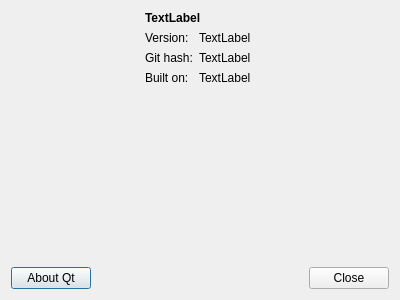
mirko796/joviva, file src/jiaboutdlg.ui: the form before one commit.
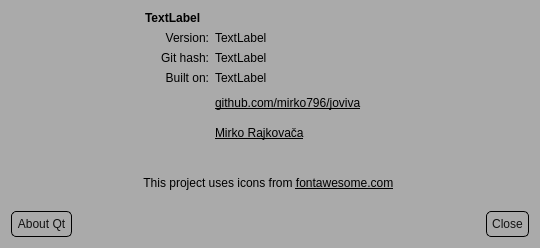
The form after the commit. Icons and pictures are not drawn.

Commit message: - polished about dialog

What changed in the file:
```diff
--- a/src/jiaboutdlg.ui
+++ b/src/jiaboutdlg.ui
@@ -6,40 +6,80 @@
    <rect>
     <x>0</x>
     <y>0</y>
-    <width>400</width>
-    <height>300</height>
+    <width>540</width>
+    <height>248</height>
    </rect>
   </property>
   <property name="windowTitle">
    <string>Dialog</string>
   </property>
+  <property name="styleSheet">
+   <string notr="true">QDialog  {
+background-color: rgb(170, 170, 170);
+}
+
+QLabel, QPushButton {
+color:black;
+}
+
+QPushButton {
+    color: rgb(18, 18, 18);
+    border: 1px solid black; /* Add a dark gray border with 1px width */
+    background-color: rgb(170, 170, 170);
+    border-radius: 5px; /* Set the desired radius for rounded corners */
+    padding: 5px;
+}
+
+QPushButton:hover {
+    background-color: rgba(255, 255, 255, 0.5);  /* Set semi-transparent white background on hover */
+}
+
+QPushButton:checked {
+    background-color: rgba(255, 255, 255, 0.7);
+}
+
+</string>
+  </property>
   <layout class="QVBoxLayout" name="verticalLayout">
    <item>
     <layout class="QHBoxLayout" name="horizontalLayout">
+     <property name="bottomMargin">
+      <number>10</number>
+     </property>
      <item>
-      <widget class="QLabel" name="label">
-       <property name="minimumSize">
-        <size>
-         <width>128</width>
-         <height>128</height>
-        </size>
+      <layout class="QVBoxLayout" name="verticalLayout_2">
+       <property name="leftMargin">
+        <number>0</number>
        </property>
-       <property name="maximumSize">
-        <size>
-         <width>128</width>
-         <height>128</height>
-        </size>
+       <property name="topMargin">
+        <number>0</number>
        </property>
-       <property name="text">
-        <string/>
-       </property>
-       <property name="pixmap">
-        <pixmap resource="../rsrc/images.qrc">:/app-icon.png</pixmap>
-       </property>
-       <property name="scaledContents">
-        <bool>true</bool>
-       </property>
-      </widget>
+       <item>
+        <widget class="QLabel" name="label">
+         <property name="minimumSize">
+          <size>
+           <width>128</width>
+           <height>128</height>
+          </size>
+         </property>
+         <property name="maximumSize">
+          <size>
+           <width>128</width>
+           <height>128</height>
+          </size>
+         </property>
+         <property name="text">
+          <string/>
+         </property>
+         <property name="pixmap">
+          <pixmap resource="../rsrc/images.qrc">:/app-icon.png</pixmap>
+         </property>
+         <property name="scaledContents">
+          <bool>true</bool>
+         </property>
+        </widget>
+       </item>
+      </layout>
      </item>
      <item>
       <layout class="QGridLayout" name="gridLayout">
@@ -55,16 +95,12 @@
          <property name="text">
           <string>Git hash:</string>
          </property>
-        </widget>
-       </item>
-       <item row="3" column="0">
-        <widget class="QLabel" name="label_5">
-         <property name="text">
-          <string>Built on:</string>
+         <property name="alignment">
+          <set>Qt::AlignRight|Qt::AlignTrailing|Qt::AlignVCenter</set>
          </property>
         </widget>
        </item>
-       <item row="4" column="1">
+       <item row="6" column="1">
         <spacer name="verticalSpacer">
          <property name="orientation">
           <enum>Qt::Vertical</enum>
@@ -77,6 +113,28 @@
          </property>
         </spacer>
        </item>
+       <item row="3" column="0">
+        <widget class="QLabel" name="label_5">
+         <property name="text">
+          <string>Built on:</string>
+         </property>
+         <property name="alignment">
+          <set>Qt::AlignRight|Qt::AlignTrailing|Qt::AlignVCenter</set>
+         </property>
+        </widget>
+       </item>
+       <item row="0" column="0" colspan="2">
+        <widget class="QLabel" name="lbl_title">
+         <property name="font">
+          <font>
+           <bold>true</bold>
+          </font>
+         </property>
+         <property name="text">
+          <string>TextLabel</string>
+         </property>
+        </widget>
+       </item>
        <item row="2" column="1">
         <widget class="QLabel" name="lbl_hash">
          <property name="text">
@@ -84,11 +142,62 @@
          </property>
         </widget>
        </item>
+       <item row="4" column="0">
+        <layout class="QHBoxLayout" name="horizontalLayout_3">
+         <property name="topMargin">
+          <number>0</number>
+         </property>
+         <item>
+          <spacer name="horizontalSpacer_3">
+           <property name="orientation">
+            <enum>Qt::Horizontal</enum>
+           </property>
+           <property name="sizeHint" stdset="0">
+            <size>
+             <width>40</width>
+             <height>20</height>
+            </size>
+           </property>
+          </spacer>
+         </item>
+         <item>
+          <widget class="QLabel" name="label_2">
+           <property name="minimumSize">
+            <size>
+             <width>24</width>
+             <height>24</height>
+            </size>
+           </property>
+           <property name="maximumSize">
+            <size>
+             <width>24</width>
+             <height>24</height>
+            </size>
+           </property>
+           <property name="text">
+            <string/>
+           </property>
+           <property name="pixmap">
+            <pixmap resource="../rsrc/images.qrc">:/github-icon.png</pixmap>
+           </property>
+           <property name="scaledContents">
+            <bool>true</bool>
+           </property>
+           <property name="alignment">
+            <set>Qt::AlignRight|Qt::AlignTrailing|Qt::AlignVCenter</set>
+           </property>
+          </widget>
+         </item>
+        </layout>
+       </item>
        <item row="1" column="0">
         <widget class="QLabel" name="label_3">
          <property name="text">
           <string>Version:</string>
          </property>
+         <property name="alignment">
+          <set>Qt::AlignRight|Qt::AlignTrailing|Qt::AlignVCenter</set>
+         </property>
         </widget>
        </item>
        <item row="1" column="1">
@@ -98,15 +207,77 @@
          </property>
         </widget>
        </item>
-       <item row="0" column="0" colspan="2">
-        <widget class="QLabel" name="lbl_title">
-         <property name="font">
-          <font>
-           <bold>true</bold>
-          </font>
+       <item row="5" column="0">
+        <layout class="QHBoxLayout" name="horizontalLayout_5">
+         <property name="topMargin">
+          <number>0</number>
          </property>
+         <item>
+          <spacer name="horizontalSpacer_5">
+           <property name="orientation">
+            <enum>Qt::Horizontal</enum>
+           </property>
+           <property name="sizeHint" stdset="0">
+            <size>
+             <width>40</width>
+             <height>20</height>
+            </size>
+           </property>
+          </spacer>
+         </item>
+         <item>
+          <widget class="QLabel" name="label_8">
+           <property name="minimumSize">
+            <size>
+             <width>24</width>
+             <height>24</height>
+            </size>
+           </property>
+           <property name="maximumSize">
+            <size>
+             <width>24</width>
+             <height>24</height>
+            </size>
+           </property>
+           <property name="text">
+            <string/>
+           </property>
+           <property name="pixmap">
+            <pixmap resource="../rsrc/images.qrc">:/author-icon.png</pixmap>
+           </property>
+           <property name="scaledContents">
+            <bool>true</bool>
+           </property>
+           <property name="alignment">
+            <set>Qt::AlignRight|Qt::AlignTrailing|Qt::AlignVCenter</set>
+           </property>
+          </widget>
+         </item>
+        </layout>
+       </item>
+       <item row="4" column="1">
+        <widget class="QLabel" name="label_6">
+         <property name="styleSheet">
+          <string notr="true">color: rgb(1, 23, 255);</string>
+         </property>
          <property name="text">
-          <string>TextLabel</string>
+          <string>&lt;html&gt;&lt;head/&gt;&lt;body&gt;&lt;p&gt;&lt;a href=&quot;https://github.com/mirko796/joviva&quot;&gt;&lt;span style=&quot; text-decoration: underline; color:inherit;&quot;&gt;github.com/mirko796/joviva&lt;/span&gt;&lt;/a&gt;&lt;/p&gt;&lt;/body&gt;&lt;/html&gt;</string>
+         </property>
+         <property name="openExternalLinks">
+          <bool>true</bool>
+         </property>
+        </widget>
+       </item>
+       <item row="5" column="1">
+        <widget class="QLabel" name="label_9">
+         <property name="styleSheet">
+          <string notr="true">color: rgb(1, 23, 255);</string>
+         </property>
+         <property name="text">
+          <string>&lt;html&gt;&lt;head/&gt;&lt;body&gt;&lt;p&gt;&lt;a href=&quot;https://mrcode.dev&quot;&gt;&lt;span style=&quot; text-decoration: underline; color:inherit;&quot;&gt;Mirko Rajkovača&lt;/span&gt;&lt;/a&gt;&lt;/p&gt;&lt;/body&gt;&lt;/html&gt;</string>
+         </property>
+         <property name="openExternalLinks">
+          <bool>true</bool>
          </property>
         </widget>
        </item>
@@ -127,6 +298,22 @@
      </item>
     </layout>
    </item>
+   <item>
+    <widget class="QLabel" name="label_10">
+     <property name="text">
+      <string>&lt;html&gt;&lt;head/&gt;&lt;body&gt;&lt;p&gt;This project uses icons from
+
+&lt;a href=&quot;https://fontawesome.com/&quot;&gt;&lt;span style=&quot; text-decoration: underline; color:inherit;&quot;&gt;fontawesome.com&lt;/span&gt;&lt;/a&gt;
+ &lt;/p&gt;&lt;/body&gt;&lt;/html&gt;</string>
+     </property>
+     <property name="alignment">
+      <set>Qt::AlignCenter</set>
+     </property>
+     <property name="openExternalLinks">
+      <bool>true</bool>
+     </property>
+    </widget>
+   </item>
    <item>
     <spacer name="verticalSpacer_2">
      <property name="orientation">
```
The commit also changes 3 other files.
